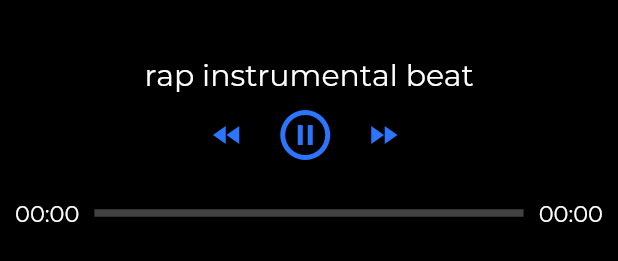
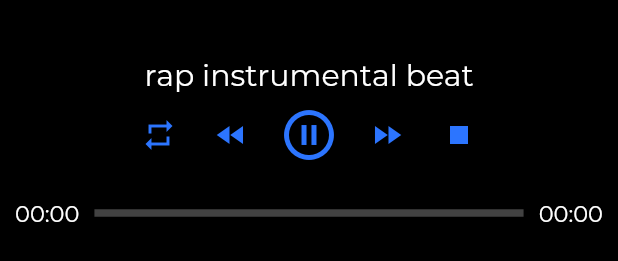
Before and after one commit to Catonzio/rap_edit, a Flutter app: the AudioPlayerTrials widget shown alone on an empty page, opened directly, on a phone screen of 412 x 824 dp. Shown: the part 465-726 px from the top of the screen. Run offline on Flutter 3.47's test engine with Material 2 defaults, Android fonts, the light colour scheme and no system bars; our stand-ins replace audioplayers, file_picker, gradient_app_bar, permission_handler, shared_preferences; missing offline and left inert: flutter_audio_recorder, share_extend, youtube_explode_dart; accounts and stored records are empty; project files that could hold a hidden picture were left out.

Commit message:
fatto il loop funzionante. ora c'è solo da aggiungere le animazioni, aggiustare la colorazione della position e il click in mezzo ai due range. Ah, e non dimenticare di fare il refactoring di tutto il codice!

```diff
--- a/lib/Trials/AudioPlayerTrials.dart
+++ b/lib/Trials/AudioPlayerTrials.dart
@@ -1,3 +1,4 @@
+import 'dart:async';
 import 'dart:math';
 
 import 'package:audioplayers/audio_cache.dart';
@@ -33,6 +34,7 @@ class AudioPlayerTrialsState extends State<AudioPlayerTrials> with WidgetsBindin
 
   TextStyle textStyle = new TextStyle(color: MyColors.textColor, fontSize: 15);
   RangeValues _values;
+  bool loopSelected = true;
 
   @override
   void initState() {
@@ -41,8 +43,8 @@ class AudioPlayerTrialsState extends State<AudioPlayerTrials> with WidgetsBindin
     SongSingleton.instance.beatPath = "Rap_Instrumental_Beat.mp3";
     SongSingleton.instance.isAsset = true;
     SongSingleton.instance.isLocal = false;
+    _values = RangeValues(0,0);
     initPlayer();
-    _values = RangeValues(0,0);
   }
 
   @override
@@ -108,6 +110,11 @@ class AudioPlayerTrialsState extends State<AudioPlayerTrials> with WidgetsBindin
         if (this.mounted)
           setState(() {
             position = p;
+            if (position.inSeconds.toDouble() >= _values.end) {
+              seekToSecond(_values.start.toInt());
+              if(!loopSelected)
+                pauseSong();
+            }
           });
       });
 
@@ -133,37 +140,6 @@ class AudioPlayerTrialsState extends State<AudioPlayerTrials> with WidgetsBindin
     }
   }
 
-  static final RangeThumbSelector _customRangeThumbSelector = (
-      TextDirection textDirection,
-      RangeValues values,
-      double tapValue,
-      Size thumbSize,
-      Size trackSize,
-      double dx,
-      ) {
-    final double start = (tapValue - values.start).abs();
-    final double end = (tapValue - values.end).abs();
-    return start < end ? Thumb.start : Thumb.end;
-  };
-
-  /*
-  activeTrackColor: MyColors.electricBlue,
-          inactiveTrackColor: MyColors.textColor,
-          trackShape: RoundedRectSliderTrackShape(),
-          trackHeight: 5.0,
-          //thumbShape: RoundSliderThumbShape(enabledThumbRadius: 25.0),
-          //thumbColor: MyColors.electricBlue,
-          overlayColor: Colors.white.withAlpha(20),
-          overlayShape: RoundSliderOverlayShape(overlayRadius: 5.0),
-          tickMarkShape: RoundSliderTickMarkShape(),
-          activeTickMarkColor: MyColors.electricBlue,
-          inactiveTickMarkColor: MyColors.textColor,
-          valueIndicatorShape: PaddleSliderValueIndicatorShape(),
-          valueIndicatorColor: MyColors.electricBlue,
-          valueIndicatorTextStyle: TextStyle(
-            color: Colors.white,
-          ),
-   */
   /// Creates the slider belonging to the song played by the player
   SliderTheme createSlider() {
     return SliderTheme(
@@ -236,30 +212,19 @@ class AudioPlayerTrialsState extends State<AudioPlayerTrials> with WidgetsBindin
       updateIcon(Icons.play_circle_outline);
       if (this.mounted)
         setState(() {
-          seekToSecond(0);
+          seekToSecond(_values.start.toInt());
         });
     }
   }
 
-  setLoop() async {
-    while(playerState == AudioPlayerState.PLAYING) {
-      debugPrint("Position ${position.inSeconds.toDouble()} | valued end ${_values.end}");
-      if(position.inSeconds.toDouble() >= _values.end) {
-        seekToSecond(_values.start.toInt());
-      }
-    }
-  }
-//
   /// Starts playing the beat located at the beatPath of the SongSingleton
   playSong() async {
     if(SongSingleton.instance.isLocal == false && SongSingleton.instance.isAsset == true) {
       cache.play(SongSingleton.instance.beatPath);
-      await setLoop();
     }
     else if(SongSingleton.instance.isLocal == true && SongSingleton.instance.isAsset == false) {
       player.play(SongSingleton.instance.beatPath,
           isLocal: SongSingleton.instance.isLocal);
-      await setLoop();
     }
     updateIcon(Icons.pause_circle_outline);
   }
@@ -312,6 +277,10 @@ class AudioPlayerTrialsState extends State<AudioPlayerTrials> with WidgetsBindin
                 mainAxisAlignment: MainAxisAlignment.center,
                 children: <Widget>[
                   IconButton(
+                    icon: Icon(Icons.repeat, color: loopSelected ? MyColors.startElementColor : Color(0xFF7030A0)),
+                    onPressed: () => { loop() },
+                  ),
+                  IconButton(
                       icon: Icon(Icons.fast_rewind, color: MyColors.startElementColor,),
                       onPressed: () => { fastMoving(-5) }
                   ),
@@ -324,12 +293,10 @@ class AudioPlayerTrialsState extends State<AudioPlayerTrials> with WidgetsBindin
                       icon: Icon(Icons.fast_forward, color: MyColors.startElementColor,),
                       onPressed: () => { fastMoving(5) }
                   ),
-                  Container(width: 5,),
-                  /*IconButton(
-                    icon: Icon(Icons.repeat, color: MyColors.startElementColor),
-                    iconSize: 40,
+                  IconButton(
+                    icon: Icon(Icons.stop, color: MyColors.startElementColor),
                     onPressed: () => { stopSong() },
-                  )*/
+                  )
                 ],
               ),
               //row del player
@@ -365,6 +332,15 @@ class AudioPlayerTrialsState extends State<AudioPlayerTrials> with WidgetsBindin
         seekToSecond(position.inSeconds + i);
       }
     }
+  }
+
+  loop() {
+    setState(() {
+      if(loopSelected)
+        loopSelected = false;
+      else
+        loopSelected = true;
+    });
   }
 }
 
```
